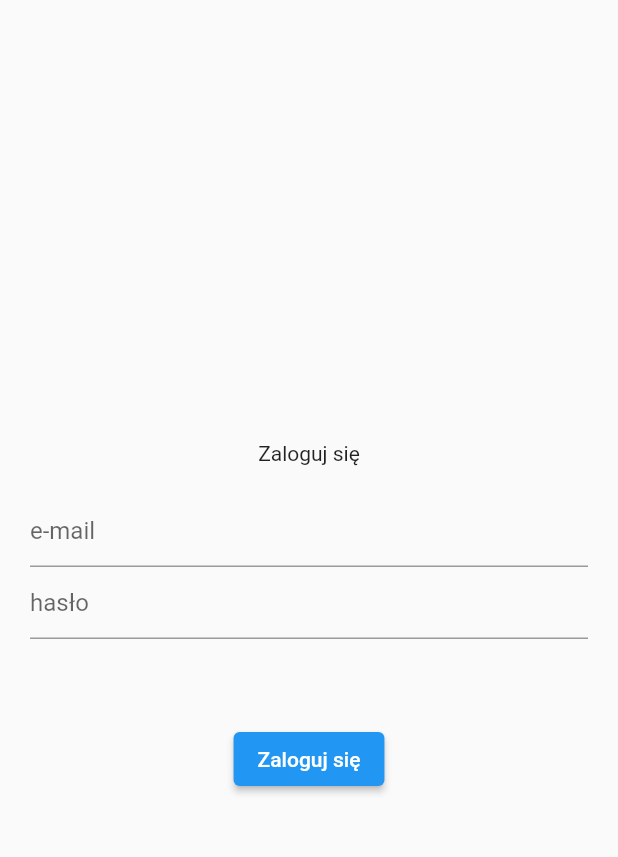
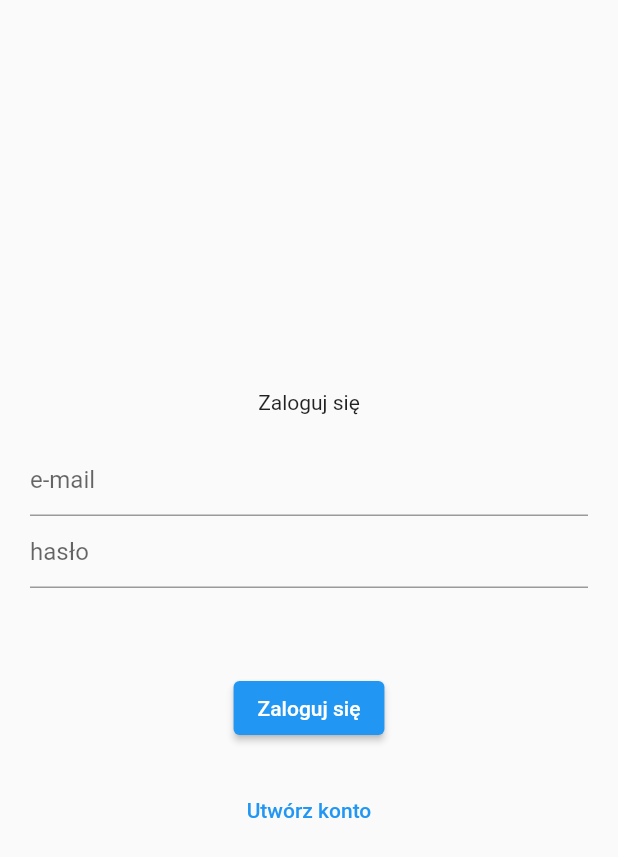
Before and after one commit to LukaszMatulewicz/pizza_warszawa, a Flutter app: the screen it shows after launch, on a phone screen of 412 x 824 dp. Shown: the top 857 px of the screen. Run offline on Flutter 3.47's test engine with Material 2 defaults, Android fonts, the phone set to English and light mode, and no system bars; our stand-ins replace firebase_auth, firebase_core; accounts and stored records are empty.

Commit message:
Add registartion

```diff
--- a/lib/app/login/login_page.dart
+++ b/lib/app/login/login_page.dart
@@ -15,6 +15,7 @@
 
 class _LoginPageState extends State<LoginPage> {
   var errorMessage = '';
+  var isCreatingAccount = false;
 
   @override
   Widget build(BuildContext context) {
@@ -25,7 +26,9 @@
           child: Column(
             mainAxisAlignment: MainAxisAlignment.center,
             children: [
-              const Text('Zaloguj się'),
+              Text(isCreatingAccount == true
+                  ? 'Zarejestruj się'
+                  : 'Zaloguj się'),
               const SizedBox(
                 height: 20,
               ),
@@ -45,6 +48,19 @@
               ),
               ElevatedButton(
                 onPressed: () async {
+                  if (isCreatingAccount == true) {
+                    try {
+                      await FirebaseAuth.instance
+                          .createUserWithEmailAndPassword(
+                        email: widget.emailController.text,
+                        password: widget.passwordController.text,
+                      );
+                    } catch (error) {
+                      setState(() {
+                        errorMessage = error.toString();
+                      });
+                    }
+                  } else {
                     try {
                       await FirebaseAuth.instance.signInWithEmailAndPassword(
                         email: widget.emailController.text,
@@ -55,9 +71,35 @@
                         errorMessage = error.toString();
                       });
                     }
+                  }
                 },
-                child: const Text('Zaloguj się'),
+                child: Text(isCreatingAccount == true
+                    ? 'Zarejestruj się'
+                    : 'Zaloguj się'),
               ),
+              const SizedBox(
+                height: 20,
+              ),
+              if (isCreatingAccount == false) ...[
+                TextButton(
+                  onPressed: () {
+                    setState(() {
+                      isCreatingAccount = true;
+                    });
+                  },
+                  child: Text('Utwórz konto'),
+                ),
+              ],
+              if (isCreatingAccount == true) ...[
+                TextButton(
+                  onPressed: () {
+                    setState(() {
+                      isCreatingAccount = false;
+                    });
+                  },
+                  child: Text('Masz już konto?'),
+                ),
+              ],
             ],
           ),
         ),
```
Lines whose indentation alone changed are shown as unchanged.
